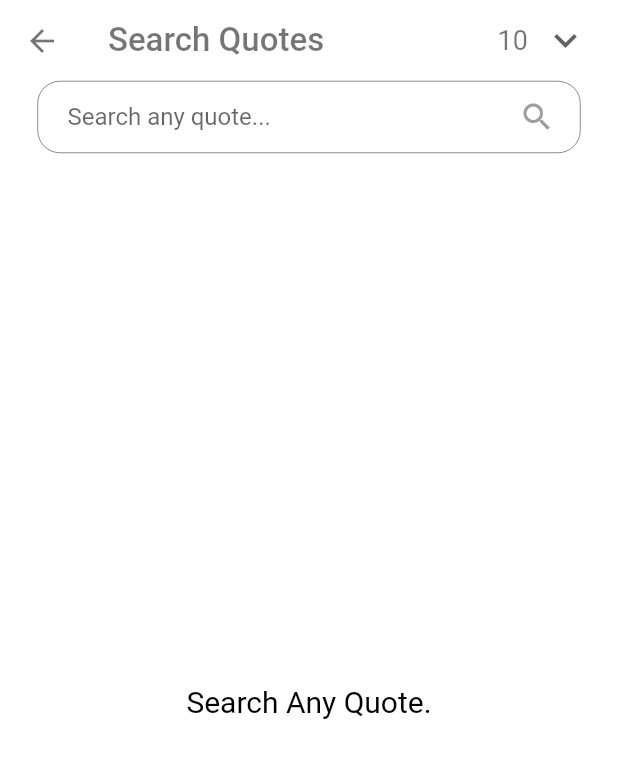
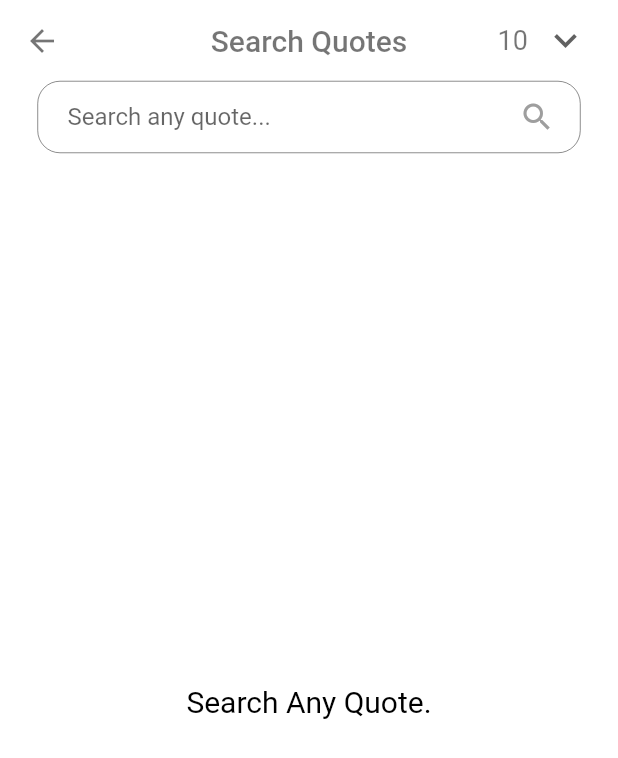
Before and after one commit to Eklavya-Sachin/quote, a Flutter app: the SearchQuotesView screen opened by its route, on a phone screen of 412 x 824 dp. Shown: the top 758 px of the screen. Run offline on Flutter 3.47's test engine with Material 2 defaults, Android fonts, the phone set to English and light mode, and no system bars; our stand-ins replace get.

Commit message:
Code update UI changes only.

```diff
--- a/lib/app/modules/search_author_quote/views/search_author_quote_view.dart
+++ b/lib/app/modules/search_author_quote/views/search_author_quote_view.dart
@@ -20,8 +20,12 @@ class SearchAuthorQuoteView extends GetView<SearchAuthorQuoteController> {
             leading: const BackButton(color: Colors.black54),
             title: const Text(
               'Search Author Quote',
-              style: TextStyle(fontSize: 22, color: Colors.black54),
+              style: TextStyle(
+                fontSize: 20,
+                color: Colors.black54,
+              ),
             ),
+            centerTitle: true,
             bottom: PreferredSize(
               preferredSize: const Size.fromHeight(kToolbarHeight),
               child: Padding(
--- a/lib/app/modules/search_quotes/views/search_quotes_view.dart
+++ b/lib/app/modules/search_quotes/views/search_quotes_view.dart
@@ -20,8 +20,12 @@ class SearchQuotesView extends GetView<SearchQuotesController> {
             leading: const BackButton(color: Colors.black54),
             title: const Text(
               'Search Quotes',
-              style: TextStyle(fontSize: 22, color: Colors.black54),
+              style: TextStyle(
+                fontSize: 20,
+                color: Colors.black54,
+              ),
             ),
+            centerTitle: true,
             bottom: PreferredSize(
               preferredSize: const Size.fromHeight(kToolbarHeight),
               child: Padding(
```
